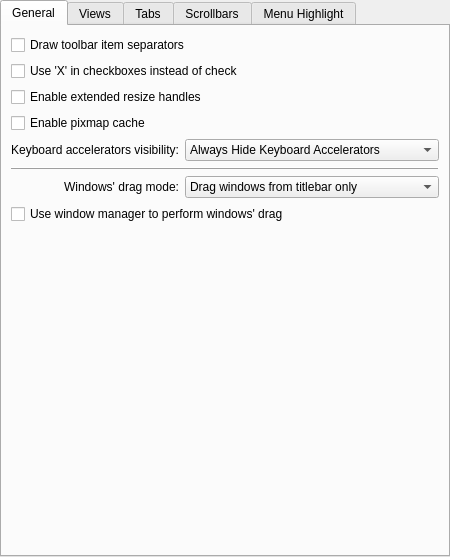
Above: kstyles/oxygen/config/oxygenstyleconfig.ui from fluxer/kde-workspace before the change. Below: the same form after it.
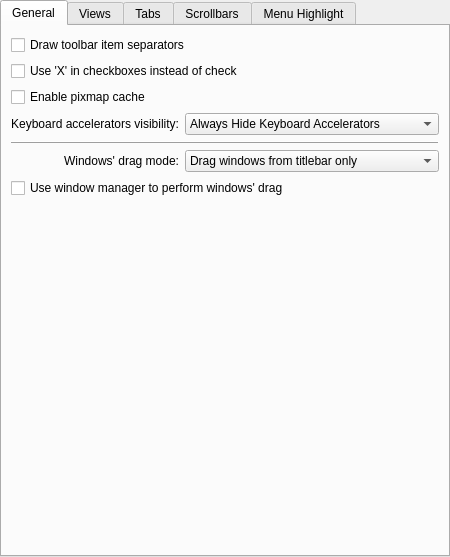
That is the form after the change. Custom widgets are drawn as their Qt base class.

Commit message: kstyles: drop Oxygen extended resize feature

Diff of the .ui file:
```diff
--- a/kstyles/oxygen/config/oxygenstyleconfig.ui
+++ b/kstyles/oxygen/config/oxygenstyleconfig.ui
@@ -59,13 +59,6 @@
          </property>
         </widget>
        </item>
-       <item>
-        <widget class="QCheckBox" name="_splitterProxyEnabled">
-         <property name="text">
-          <string>Enable extended resize handles</string>
-         </property>
-        </widget>
-       </item>
        <item>
         <widget class="QCheckBox" name="_cacheEnabled">
          <property name="text">
```
The commit also changes 7 other files.
